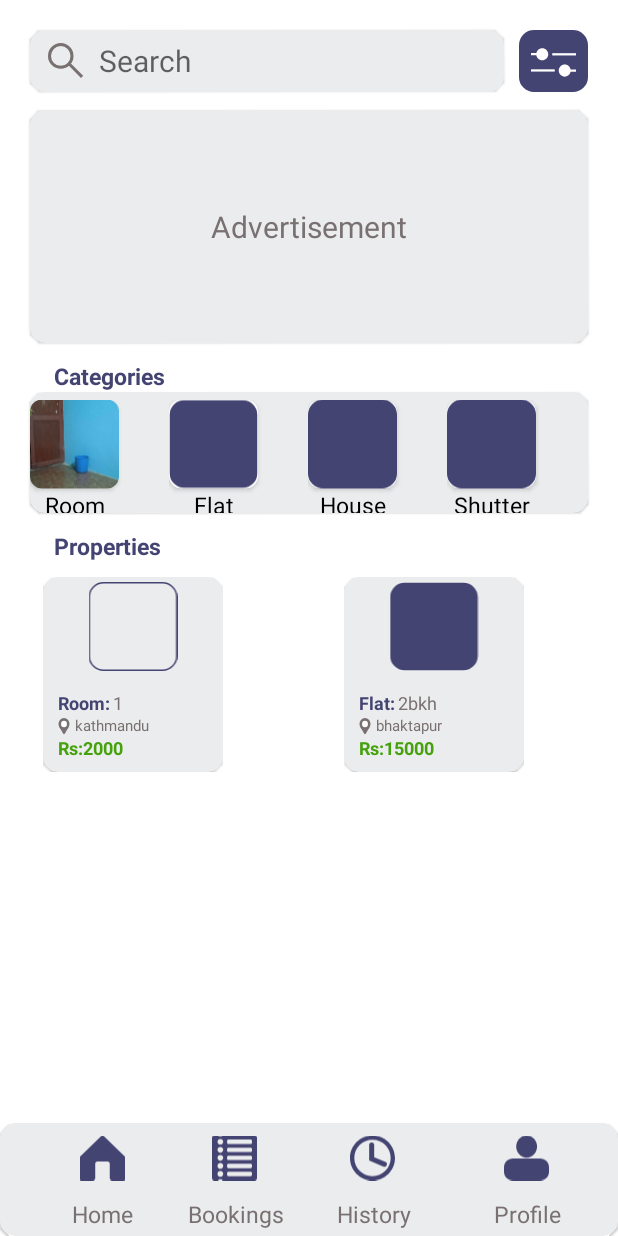
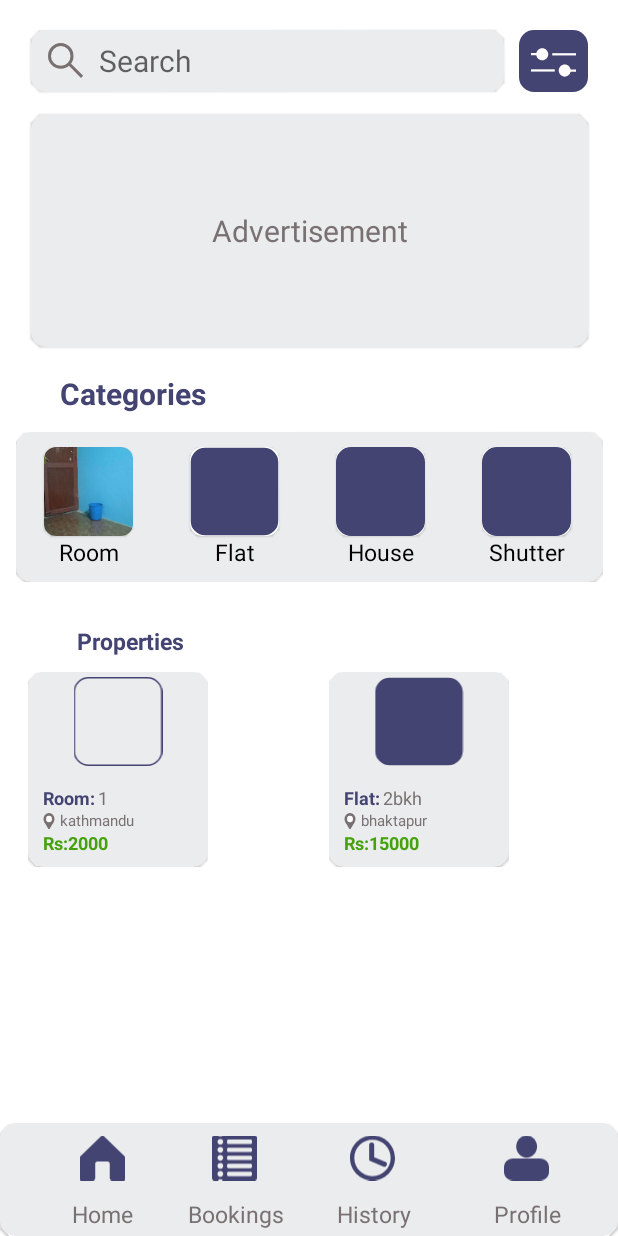
Before and after one commit to dikshaghimire11/Dera, an Android app: the screen it shows after launch (UserDashboard), on a phone screen of 412 x 824 dp. Run offline under Robolectric (Android 15) with nearby library versions, the light colour scheme and no system bars.

Commit message:
Category Splitted into seperate fragment

```diff
--- a/app/src/main/java/com/dera/Adapter/CategoryListView.java
+++ b/app/src/main/java/com/dera/Adapter/CategoryListView.java
@@ -14,12 +14,15 @@ public class CategoryListView extends ArrayAdapter<String> {
     Activity context;
     String[] title;
 
+    View parentList;
+
     int[] image;
     public CategoryListView(Activity context, String[] title,int[] image){
         super(context , R.layout.categorygridview,title);
         this.context=context;
         this.title=title;
         this.image=image;
+
     }
     public View getView(int position, View view, ViewGroup parent){
         LayoutInflater inflater=context.getLayoutInflater();
--- a/app/src/main/java/com/dera/UserDashboard.java
+++ b/app/src/main/java/com/dera/UserDashboard.java
@@ -25,6 +25,8 @@ public class UserDashboard extends AppCompatActivity {
     @Override
     protected void onCreate(Bundle savedInstanceState) {
         super.onCreate(savedInstanceState);
+        setContentView(R.layout.activity_user_dashboard);
+
         FragmentManager fragmentManager = getSupportFragmentManager();
         FragmentTransaction fragmentTransaction = fragmentManager.beginTransaction();
 
@@ -33,7 +35,6 @@ public class UserDashboard extends AppCompatActivity {
 
         fragmentTransaction.commit();
 
-        setContentView(R.layout.activity_user_dashboard);
         ImageView home = findViewById(R.id.homeIV);
         ImageView booking = findViewById(R.id.bookingIV);
         ImageView  history = findViewById(R.id.historyIV);
--- a/app/src/main/java/com/dera/UserHome.java
+++ b/app/src/main/java/com/dera/UserHome.java
@@ -5,6 +5,8 @@ import android.os.Bundle;
 import androidx.annotation.NonNull;
 import androidx.annotation.Nullable;
 import androidx.fragment.app.Fragment;
+import androidx.fragment.app.FragmentManager;
+import androidx.fragment.app.FragmentTransaction;
 
 import android.view.LayoutInflater;
 import android.view.View;
@@ -13,25 +15,31 @@ import android.widget.GridView;
 
 import com.dera.Adapter.CategoryListView;
 import com.dera.Adapter.PropertyGridView;
+import com.google.android.material.card.MaterialCardView;
 
 public class UserHome extends Fragment {
-    GridView categorylist,propertiesList;
+    GridView propertiesList;
+
     @Override
     public View onCreateView(LayoutInflater inflater, ViewGroup container,
                              Bundle savedInstanceState) {
 
         // Inflate the layout for this fragment
+
+        FragmentManager fragmentManager = getFragmentManager();
+        FragmentTransaction fragmentTransaction = fragmentManager.beginTransaction();
+
+        Fragment myFragment = new UserHome_Category_Fragment();
+        fragmentTransaction.add(R.id.categoryFragment, myFragment);
+
+        fragmentTransaction.commit();
         return inflater.inflate(R.layout.fragment_user_home, container, false);
     }
 
     @Override
     public void onViewCreated(@NonNull View view, @Nullable Bundle savedInstanceState) {
         super.onViewCreated(view, savedInstanceState);
-        categorylist=view.findViewById(R.id.categoryList);
-        String [] title={"Room","Flat","House","Shutter"};
-        int[] image={R.mipmap.myroom,R.drawable.flaticon,R.drawable.houseicon,R.drawable.shuttericon};
-        CategoryListView categoryListView=new CategoryListView(getActivity(),title,image);
-        categorylist.setAdapter(categoryListView);
+
 
 
 
--- /dev/null
+++ b/app/src/main/java/com/dera/UserHome_Category_Fragment.java
@@ -0,0 +1,37 @@
+package com.dera;
+
+import android.os.Bundle;
+
+import androidx.annotation.NonNull;
+import androidx.annotation.Nullable;
+import androidx.fragment.app.Fragment;
+
+import android.view.LayoutInflater;
+import android.view.View;
+import android.view.ViewGroup;
+import android.widget.GridView;
+
+import com.dera.Adapter.CategoryListView;
+
+
+public class UserHome_Category_Fragment extends Fragment {
+    GridView categorylist;
+
+
+    @Override
+    public View onCreateView(LayoutInflater inflater, ViewGroup container,
+                             Bundle savedInstanceState) {
+        // Inflate the layout for this fragment
+        return inflater.inflate(R.layout.fragment_user_home__category_, container, false);
+    }
+
+    @Override
+    public void onViewCreated(@NonNull View view, @Nullable Bundle savedInstanceState) {
+        categorylist=view.findViewById(R.id.categoryList);
+        String [] title={"Room","Flat","House","Shutter"};
+        int[] image={R.mipmap.myroom,R.drawable.flaticon,R.drawable.houseicon,R.drawable.shuttericon};
+        CategoryListView categoryListView=new CategoryListView(getActivity(),title,image);
+        categorylist.setAdapter(categoryListView);
+        super.onViewCreated(view, savedInstanceState);
+    }
+}
--- a/app/src/main/res/layout/categorygridview.xml
+++ b/app/src/main/res/layout/categorygridview.xml
@@ -1,44 +1,38 @@
 <?xml version="1.0" encoding="utf-8"?>
-<androidx.constraintlayout.widget.ConstraintLayout xmlns:android="http://schemas.android.com/apk/res/android"
+<androidx.appcompat.widget.LinearLayoutCompat xmlns:android="http://schemas.android.com/apk/res/android"
     xmlns:app="http://schemas.android.com/apk/res-auto"
     xmlns:tools="http://schemas.android.com/tools"
-    android:layout_width="match_parent"
-    android:layout_height="match_parent">
+    android:layout_width="wrap_content"
+    android:layout_height="wrap_content"
+    android:orientation="vertical"
+    android:gravity="center"
 
-    <androidx.cardview.widget.CardView
-        android:id="@+id/materialCardView3"
+
+    >
+
+
+    <com.google.android.material.card.MaterialCardView
         android:layout_width="wrap_content"
         android:layout_height="wrap_content"
-        android:layout_margin="0dp"
-        app:cardCornerRadius="8dp"
-        app:cardPreventCornerOverlap="false"
+        app:cardCornerRadius="8dp">
 
-        >
-
-        <com.google.android.material.imageview.ShapeableImageView
+        <androidx.appcompat.widget.AppCompatImageView
             android:id="@+id/imageIV"
             android:layout_width="59dp"
             android:layout_height="59dp"
-            android:cropToPadding="true"
-            android:foregroundGravity="top|left|bottom|right"
+            android:src="@mipmap/category_room" />
+    </com.google.android.material.card.MaterialCardView>
 
 
-            android:scaleType="centerCrop"
-            android:src="@mipmap/category_room"
-            app:strokeWidth="0dp" />
 
-
-    </androidx.cardview.widget.CardView>
 
     <androidx.appcompat.widget.AppCompatTextView
         android:id="@+id/title"
-        android:layout_width="wrap_content"
+        android:layout_width="match_parent"
         android:layout_height="wrap_content"
         android:textColor="@color/black"
         android:textSize="15sp"
-        app:layout_constraintEnd_toEndOf="@+id/materialCardView3"
-        app:layout_constraintStart_toStartOf="@+id/materialCardView3"
-        app:layout_constraintTop_toBottomOf="@+id/materialCardView3"
+        android:textAlignment="center"
         tools:text="Text" />
 
-</androidx.constraintlayout.widget.ConstraintLayout>
+</androidx.appcompat.widget.LinearLayoutCompat>
--- a/app/src/main/res/layout/fragment_user_home.xml
+++ b/app/src/main/res/layout/fragment_user_home.xml
@@ -92,40 +92,20 @@
                 app:layout_constraintStart_toStartOf="@+id/advertiseMCV"
                 app:layout_constraintTop_toTopOf="@+id/advertiseMCV" />
 
-            <androidx.appcompat.widget.AppCompatTextView
-                android:id="@+id/categoryTV"
-                android:layout_width="wrap_content"
-                android:layout_height="wrap_content"
-                android:text="Categories"
-                android:textColor="@color/themecolor"
-                android:textSize="15sp"
-                android:textStyle="bold"
-                app:layout_constraintBottom_toBottomOf="parent"
-                app:layout_constraintEnd_toEndOf="parent"
-                app:layout_constraintHorizontal_bias="0.05"
-                app:layout_constraintStart_toStartOf="@+id/LeftGuideLine"
-                app:layout_constraintTop_toTopOf="@id/AdvertisementBottomBarrier"
-                app:layout_constraintVertical_bias="0.04000002" />
-
-            <com.google.android.material.card.MaterialCardView
-                android:id="@+id/categoryMCV"
+            <FrameLayout
+                android:id="@+id/categoryFragment"
                 android:layout_width="0dp"
                 android:layout_height="wrap_content"
-                android:backgroundTint="@color/textboxcolor"
-                app:cardCornerRadius="10dp"
+                app:layout_constraintTop_toBottomOf="@+id/advertiseMCV"
                 app:layout_constraintBottom_toBottomOf="parent"
-                app:layout_constraintEnd_toStartOf="@+id/RightGuideLine"
-                app:layout_constraintStart_toStartOf="@+id/LeftGuideLine"
-                app:layout_constraintTop_toBottomOf="@+id/categoryTV"
-                app:layout_constraintVertical_bias="0.0">
+                app:layout_constraintStart_toStartOf="@id/LeftGuideLine"
+                app:layout_constraintEnd_toEndOf="@id/RightGuideLine"
+                app:layout_constraintWidth_percent="0.95"
+                app:layout_constraintVertical_bias="0.08" />
 
-                <GridView
-                    android:id="@+id/categoryList"
-                    android:layout_width="wrap_content"
-                    android:layout_height="wrap_content"
-                    android:numColumns="4"
-                    android:translationY="5dp" />
-            </com.google.android.material.card.MaterialCardView>
+
+
+
 
             <androidx.appcompat.widget.AppCompatTextView
                 android:id="@+id/propertiesTV"
@@ -136,11 +116,11 @@
                 android:textSize="15sp"
                 android:textStyle="bold"
                 app:layout_constraintBottom_toBottomOf="parent"
-                app:layout_constraintEnd_toEndOf="parent"
+                app:layout_constraintEnd_toEndOf="@id/RightInnerGuideLine"
                 app:layout_constraintHorizontal_bias="0.05"
-                app:layout_constraintStart_toStartOf="@+id/LeftGuideLine"
-                app:layout_constraintTop_toBottomOf="@+id/categoryMCV"
-                app:layout_constraintVertical_bias="0.06999999" />
+                app:layout_constraintStart_toStartOf="@+id/LeftInnerGuideLine"
+                app:layout_constraintTop_toBottomOf="@+id/categoryFragment"
+                app:layout_constraintVertical_bias="0.16000003" />
 
             <GridView
                 android:id="@+id/propertieslist"
@@ -151,10 +131,10 @@
                 android:padding="10dp"
                 android:verticalSpacing="10dp"
                 app:layout_constraintBottom_toBottomOf="parent"
-                app:layout_constraintEnd_toEndOf="parent"
-                app:layout_constraintStart_toStartOf="@+id/LeftGuideLine"
+                app:layout_constraintEnd_toEndOf="@id/RightInnerGuideLine"
+                app:layout_constraintStart_toStartOf="@+id/LeftInnerGuideLine"
                 app:layout_constraintTop_toBottomOf="@+id/propertiesTV"
-                app:layout_constraintVertical_bias="0.07999998" />
+                app:layout_constraintVertical_bias="0.04000002" />
 
             <androidx.constraintlayout.widget.Guideline
                 android:id="@+id/LeftGuideLine"
@@ -162,7 +142,7 @@
                 android:layout_height="wrap_content"
                 android:orientation="vertical"
 
-                app:layout_constraintGuide_begin="20dp"
+                app:layout_constraintGuide_begin="21dp"
                 app:layout_constraintWidth_percent="10" />
 
             <androidx.constraintlayout.widget.Guideline
@@ -195,6 +175,20 @@
                 app:constraint_referenced_ids="advertiseMCV"
                 tools:layout_editor_absoluteY="85dp" />
 
+            <androidx.constraintlayout.widget.Guideline
+                android:id="@+id/LeftInnerGuideLine"
+                android:layout_width="wrap_content"
+                android:layout_height="wrap_content"
+                android:orientation="vertical"
+                app:layout_constraintGuide_begin="38dp" />
+
+            <androidx.constraintlayout.widget.Guideline
+                android:id="@+id/RightInnerGuideLine"
+                android:layout_width="wrap_content"
+                android:layout_height="wrap_content"
+                android:orientation="vertical"
+                app:layout_constraintGuide_end="38dp" />
+
         </androidx.constraintlayout.widget.ConstraintLayout>
     </ScrollView>
 </FrameLayout>
--- /dev/null
+++ b/app/src/main/res/layout/fragment_user_home__category_.xml
@@ -0,0 +1,64 @@
+<?xml version="1.0" encoding="utf-8"?>
+<FrameLayout xmlns:android="http://schemas.android.com/apk/res/android"
+    xmlns:app="http://schemas.android.com/apk/res-auto"
+    xmlns:tools="http://schemas.android.com/tools"
+    android:layout_width="match_parent"
+    android:layout_height="match_parent"
+    tools:context=".UserHome_Category_Fragment">
+<androidx.constraintlayout.widget.ConstraintLayout
+    android:layout_width="match_parent"
+    android:layout_height="wrap_content"
+    android:orientation="vertical"
+    android:gravity="center"
+    android:layout_gravity="center_vertical"
+    >
+
+    <androidx.appcompat.widget.AppCompatTextView
+        android:id="@+id/categoryTV"
+        android:layout_width="wrap_content"
+        android:layout_height="wrap_content"
+        android:text="Categories"
+        android:textColor="@color/themecolor"
+        android:textSize="20sp"
+        android:textStyle="bold"
+        app:layout_constraintBottom_toTopOf="@id/categoryMCV"
+        app:layout_constraintEnd_toEndOf="parent"
+        app:layout_constraintHorizontal_bias="0.1"
+        app:layout_constraintStart_toStartOf="parent"
+        app:layout_constraintTop_toTopOf="parent" />
+
+    <com.google.android.material.card.MaterialCardView
+        android:id="@+id/categoryMCV"
+        android:layout_width="match_parent"
+        android:layout_height="100dp"
+        android:layout_marginTop="12dp"
+        android:backgroundTint="@color/textboxcolor"
+        app:cardCornerRadius="10dp"
+        app:layout_constraintBottom_toBottomOf="parent"
+        app:layout_constraintEnd_toEndOf="parent"
+        app:layout_constraintStart_toStartOf="parent"
+        app:layout_constraintTop_toBottomOf="@id/categoryTV">
+
+
+    </com.google.android.material.card.MaterialCardView>
+    <GridView
+        android:id="@+id/categoryList"
+        android:layout_width="wrap_content"
+        android:layout_height="wrap_content"
+        android:numColumns="4"
+        android:translationZ="5dp"
+        app:layout_constraintTop_toTopOf="@id/categoryMCV"
+        app:layout_constraintStart_toStartOf="@id/categoryMCV"
+        app:layout_constraintBottom_toBottomOf="@id/categoryMCV"
+        app:layout_constraintEnd_toEndOf="@id/categoryMCV"
+
+
+        />
+
+
+
+</androidx.constraintlayout.widget.ConstraintLayout>
+
+
+
+</FrameLayout>
```
